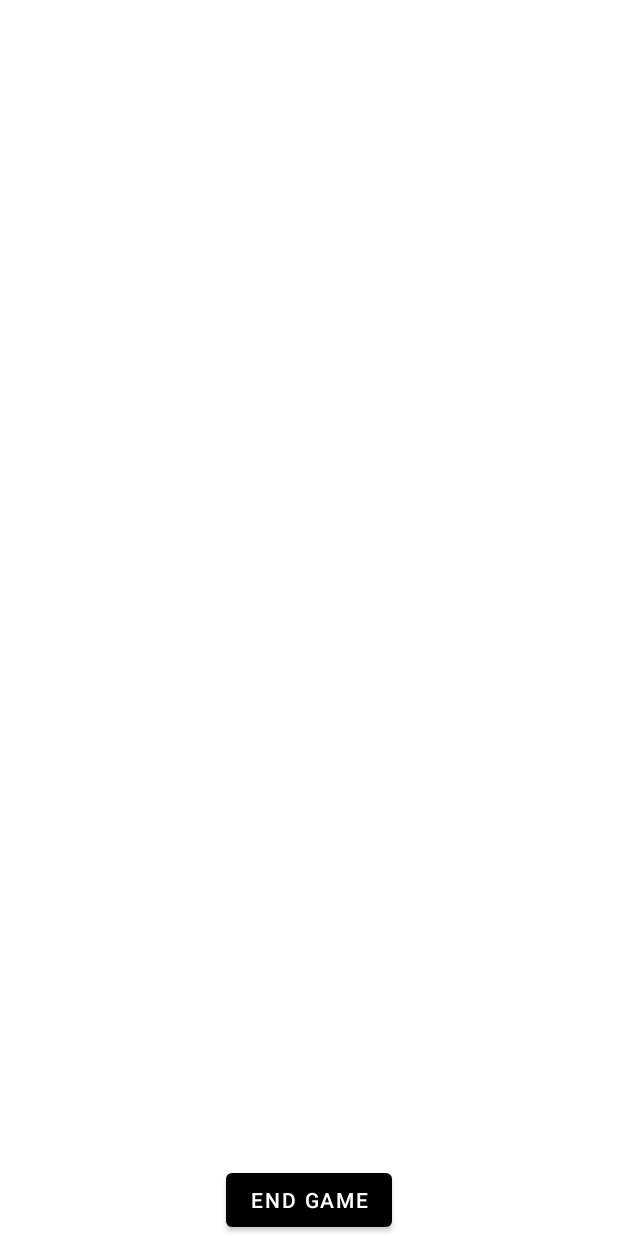
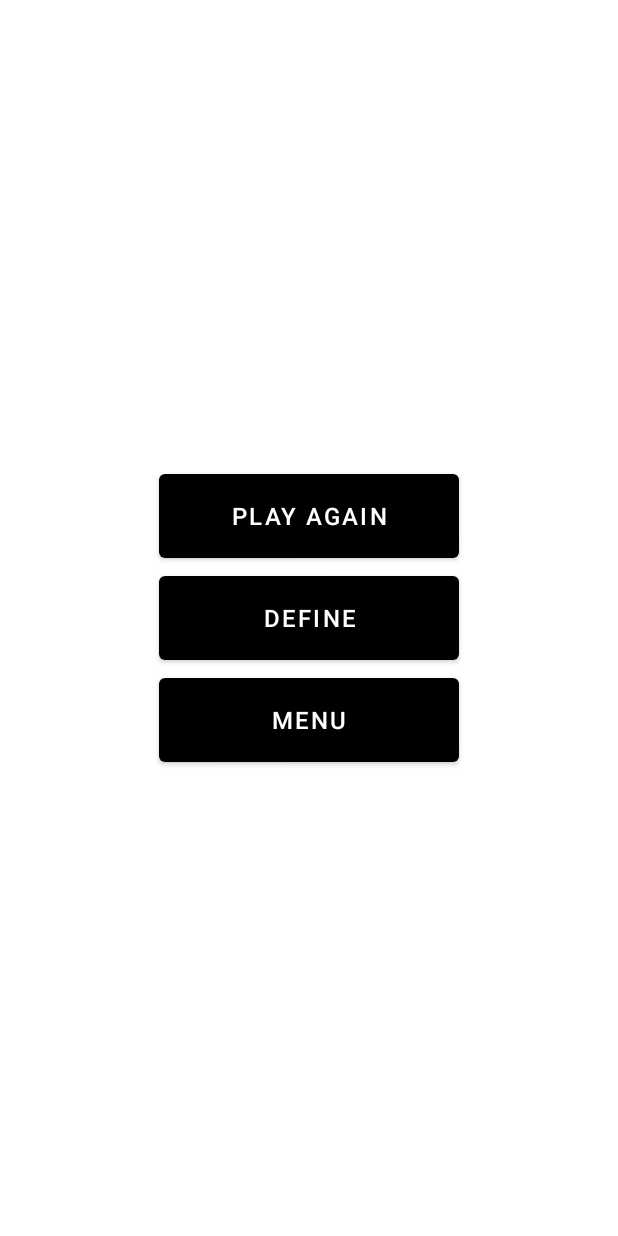
Before and after one commit to prestwia/cs492-final-kotlin, an Android app: the layout activity_game.xml on its own in the app's theme, with its tools: preview values and no code run, on a phone screen of 412 x 824 dp. Run offline under Robolectric (Android 15) with nearby library versions, the phone set to English and light mode, and no system bars.

Commit message:
moved EndScreenActivity into GameActivity, made the Define button use the API requested word (#15)

```diff
--- a/app/src/main/res/layout/activity_game.xml
+++ b/app/src/main/res/layout/activity_game.xml
@@ -17,16 +17,59 @@
         android:letterSpacing= "0.2" />
 
 
-    <Button
-        android:id="@+id/new_game_button"
-        android:layout_width="wrap_content"
-        android:layout_height="wrap_content"
-        android:layout_marginTop="32dp"
-        android:text="@string/end_game"
-        app:layout_constraintEnd_toEndOf="parent"
-        app:layout_constraintStart_toStartOf="parent"
-        tools:ignore="MissingConstraints"
-        app:layout_constraintBottom_toBottomOf="parent"/>
+<!--    <Button-->
+<!--        android:id="@+id/new_game_button"-->
+<!--        android:layout_width="wrap_content"-->
+<!--        android:layout_height="wrap_content"-->
+<!--        android:layout_marginTop="32dp"-->
+<!--        android:text="@string/end_game"-->
+<!--        app:layout_constraintEnd_toEndOf="parent"-->
+<!--        app:layout_constraintStart_toStartOf="parent"-->
+<!--        tools:ignore="MissingConstraints"-->
+<!--        app:layout_constraintBottom_toBottomOf="parent"/>-->
+
+    <LinearLayout
+        android:id="@+id/end_game_buttons"
+        android:layout_width="match_parent"
+        android:layout_height="match_parent"
+        android:gravity="center"
+        android:orientation="vertical">
+
+        <Button
+            android:id="@+id/btn_play_again"
+            android:layout_width="200dp"
+            android:layout_height="68dp"
+            android:textSize="16dp"
+            android:text="@string/btn_play_again"
+            app:layout_constraintBottom_toBottomOf="parent"
+            app:layout_constraintEnd_toEndOf="parent"
+            app:layout_constraintStart_toStartOf="parent"
+            app:layout_constraintTop_toTopOf="parent" />
+
+        <Button
+            android:id="@+id/btn_define"
+            android:layout_width="200dp"
+            android:layout_height="68dp"
+            android:textSize="16dp"
+            android:text="@string/btn_define"
+            app:layout_constraintBottom_toBottomOf="parent"
+            app:layout_constraintEnd_toEndOf="parent"
+            app:layout_constraintStart_toStartOf="parent"
+            app:layout_constraintTop_toTopOf="parent" />
+
+        <Button
+            android:id="@+id/btn_menu"
+            android:layout_width="200dp"
+            android:layout_height="68dp"
+            android:textSize="16dp"
+            android:text="@string/btn_menu"
+            app:layout_constraintBottom_toBottomOf="parent"
+            app:layout_constraintEnd_toEndOf="parent"
+            app:layout_constraintStart_toStartOf="parent"
+            app:layout_constraintTop_toTopOf="parent" />
+
+    </LinearLayout>
+
 
     <FrameLayout
         android:layout_width="match_parent"
```
Also changed, not shown: app/src/main/java/com/example/hangman/ui/EndScreenActivity.kt (deleted, +0 -52 lines), app/src/main/java/com/example/hangman/ui/GameActivity.kt (+47 -7 lines), app/src/main/res/layout/activity_end_screen.xml (deleted, +0 -70 lines).
